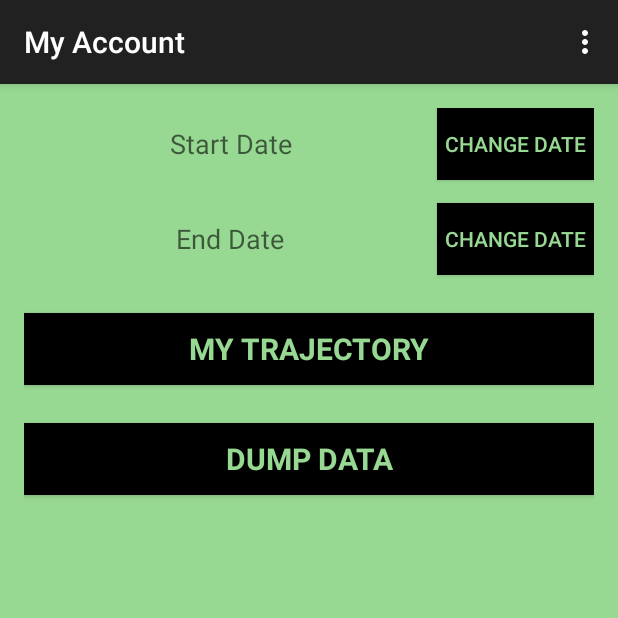
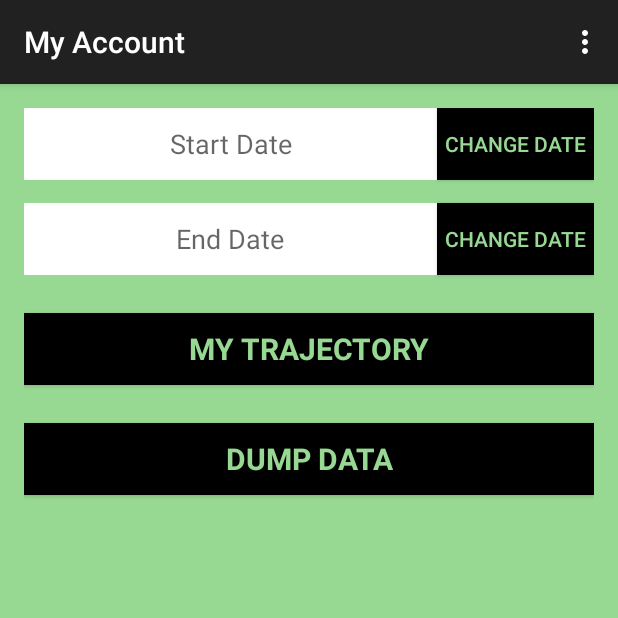
Before and after one commit to BrandonSoto/GeoTracker, an Android app: the MyAccount screen opened directly, with no data from a screen before it, on a phone screen of 412 x 824 dp, the top half of it. Run offline under Robolectric (Android 15) with nearby library versions, the phone set to English and light mode, and no system bars.

```diff
--- a/app/build.gradle
+++ b/app/build.gradle
@@ -7,8 +7,8 @@ android {
         applicationId 'edu.uw.ProjectMayhem'
         minSdkVersion 19
         targetSdkVersion 21
-        versionCode 1
-        versionName "1.0"
+        versionCode 2
+        versionName "1.2"
     }
     buildTypes {
         release {
--- a/app/src/main/java/edu/uw/ProjectMayhem/LocationServices.java
+++ b/app/src/main/java/edu/uw/ProjectMayhem/LocationServices.java
@@ -340,7 +340,7 @@ public class LocationServices extends Service implements GoogleApiClient.Connect
                         mCurrentLocation.getSpeed(),
                         mCurrentLocation.getBearing(),
                         uid,
-                        System.currentTimeMillis()));
+                        (System.currentTimeMillis() / 1000)));
             }
 
         }
--- a/app/src/main/res/layout/activity_my_account.xml
+++ b/app/src/main/res/layout/activity_my_account.xml
@@ -19,9 +19,11 @@
         android:layout_alignParentStart="true"
         android:layout_alignParentTop="true"
         android:layout_toStartOf="@+id/end_date_button"
+
         android:gravity="center"
         android:hint="@string/start_date"
-        android:textSize="18sp"/>
+        android:textSize="18sp"
+        android:background="#ffffffff" />
 
     <Button
         android:id="@+id/start_date_button"
@@ -47,7 +49,8 @@
         android:gravity="center"
         android:hint="@string/end_date"
         android:textSize="18sp"
-        android:layout_marginTop="15dp"/>
+        android:layout_marginTop="15dp"
+        android:background="#ffffffff" />
 
 
     <Button
```
Also changed, not shown: app/src/main/AndroidManifest.xml (+4 -4 lines), app/src/main/java/edu/uw/ProjectMayhem/MovementDBHandler.java (+6 -1 lines), app/src/main/java/edu/uw/ProjectMayhem/MyTrajectory.java (+19 -2 lines), 1 other file.
